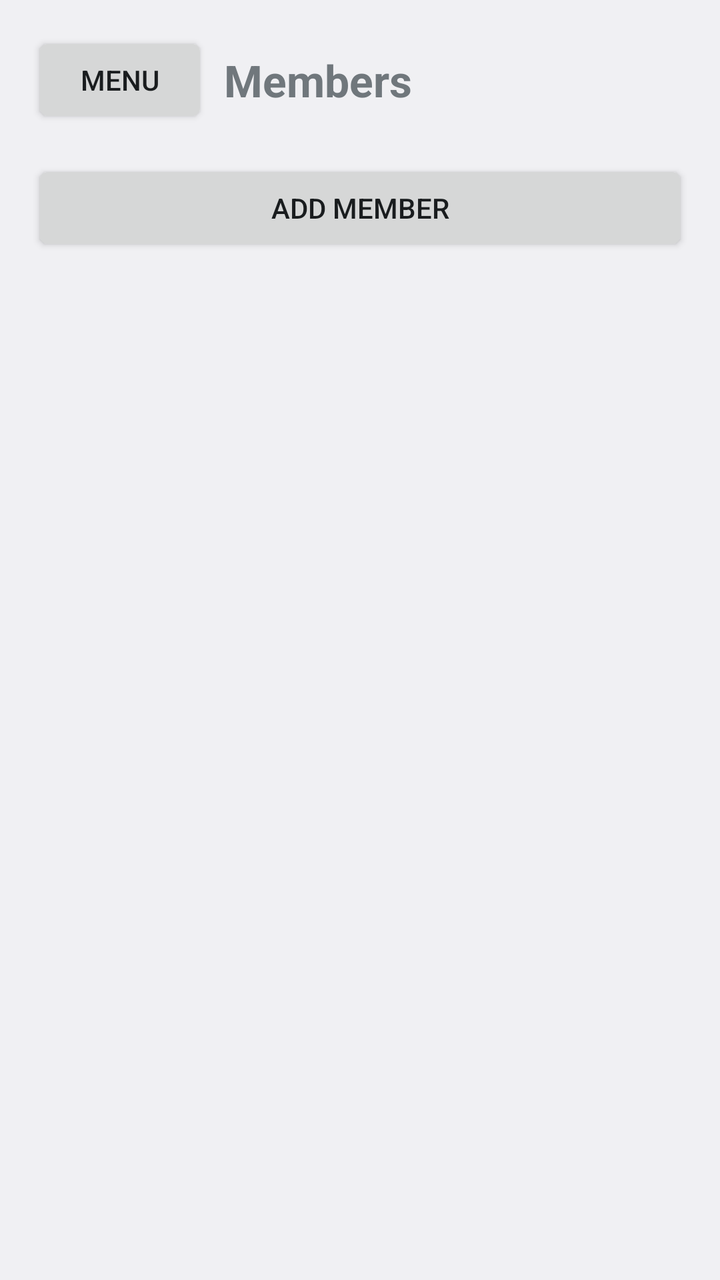
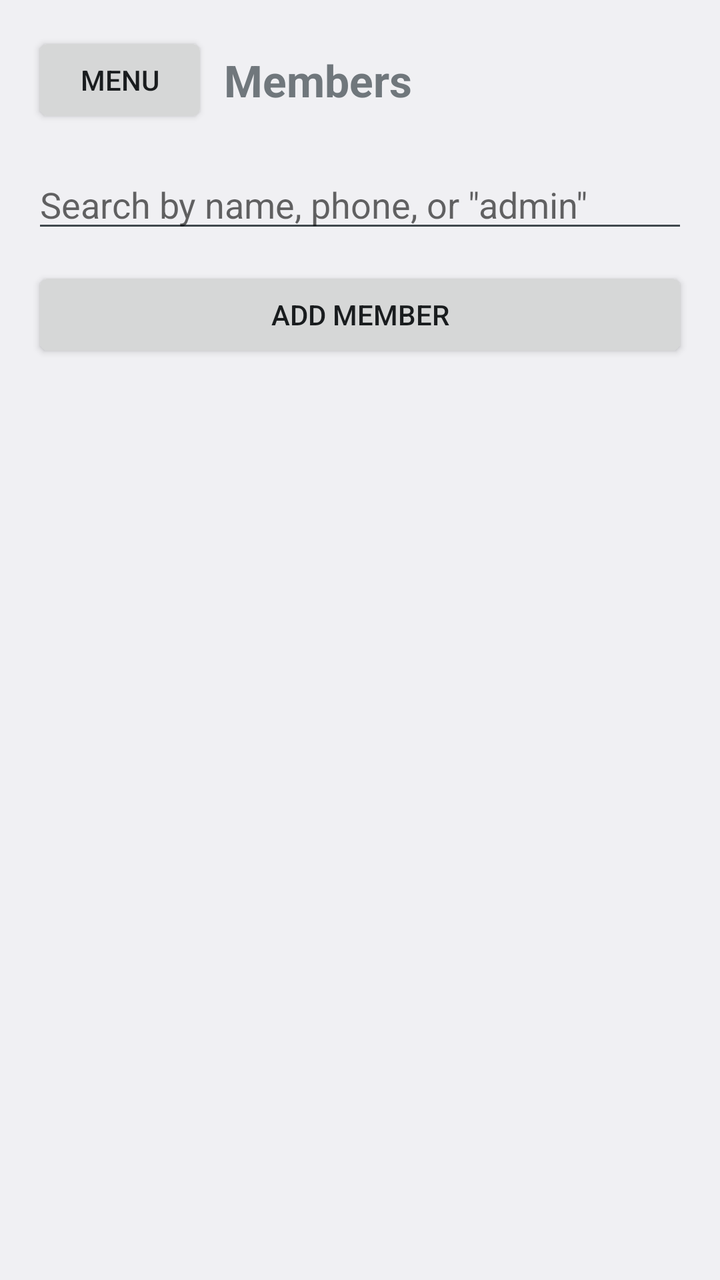

Compare the two renders of this Android layout. The source of the first and the diff that turns it into the second are given below.
<!-- AndroidManifest.xml: application theme Theme.JRelay -->
<!-- res/layout/activity_membership.xml -->
<?xml version="1.0" encoding="utf-8"?>
<ScrollView xmlns:android="http://schemas.android.com/apk/res/android"
    android:layout_width="match_parent"
    android:layout_height="match_parent">

    <LinearLayout
        android:layout_width="match_parent"
        android:layout_height="wrap_content"
        android:orientation="vertical"
        android:padding="16dp">

        <LinearLayout
            android:layout_width="match_parent"
            android:layout_height="wrap_content"
            android:orientation="horizontal"
            android:gravity="center_vertical"
            android:layout_marginBottom="16dp">

            <Button
                android:id="@+id/button_membership_options"
                android:layout_width="wrap_content"
                android:layout_height="wrap_content"
                android:text="@string/menu_button_label"
                android:clickable="true"
                android:focusable="true"
                android:layout_marginEnd="8dp" />

            <TextView
                android:layout_width="0dp"
                android:layout_height="wrap_content"
                android:layout_weight="1"
                android:text="@string/membership_title"
                android:textSize="22sp"
                android:textStyle="bold" />
        </LinearLayout>

        <Button
            android:id="@+id/button_add_member"
            android:layout_width="match_parent"
            android:layout_height="wrap_content"
            android:text="@string/add_member_shortcut"
            android:clickable="true"
            android:focusable="true"
            android:layout_marginBottom="16dp" />

        <LinearLayout
            android:id="@+id/container_members"
            android:layout_width="match_parent"
            android:layout_height="wrap_content"
            android:orientation="vertical" />

    </LinearLayout>
</ScrollView>
<!-- resources referenced by this layout -->
<resources>
  <string name="add_member_shortcut">Add Member</string>
  <string name="membership_title">Members</string>
  <string name="menu_button_label">Menu</string>
  <style name="Theme.JRelay" parent="android:Theme.DeviceDefault.Light.NoActionBar" />
</resources>

<!-- the commit's change to res/layout/activity_membership.xml (unified diff, before → after) -->
@@ -34,6 +34,14 @@
                 android:textStyle="bold" />
         </LinearLayout>
 
+        <EditText
+            android:id="@+id/edit_search"
+            android:layout_width="match_parent"
+            android:layout_height="wrap_content"
+            android:hint="@string/hint_membership_search"
+            android:inputType="text"
+            android:layout_marginBottom="12dp" />
+
         <Button
             android:id="@+id/button_add_member"
             android:layout_width="match_parent"
<!-- resource entries referenced after the edit -->
@@ -1,6 +1,7 @@
 <!-- resources referenced by this layout -->
 <resources>
   <string name="add_member_shortcut">Add Member</string>
+  <string name="hint_membership_search">Search by name, phone, or \"admin\"</string>
   <string name="membership_title">Members</string>
   <string name="menu_button_label">Menu</string>
   <style name="Theme.JRelay" parent="android:Theme.DeviceDefault.Light.NoActionBar" />
